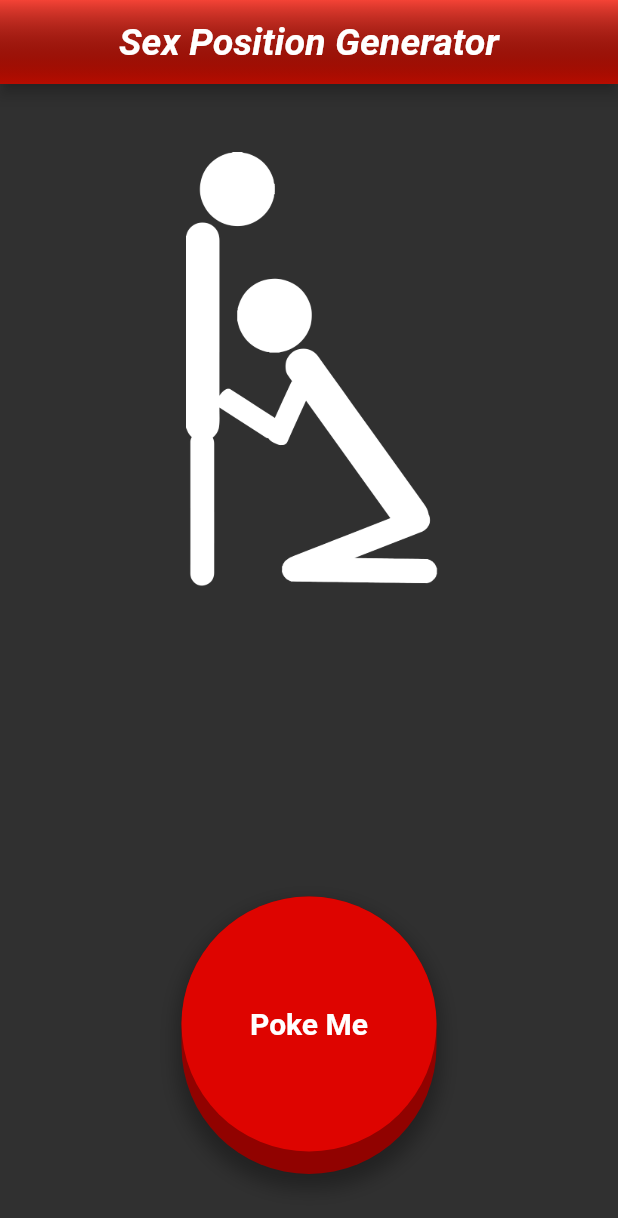
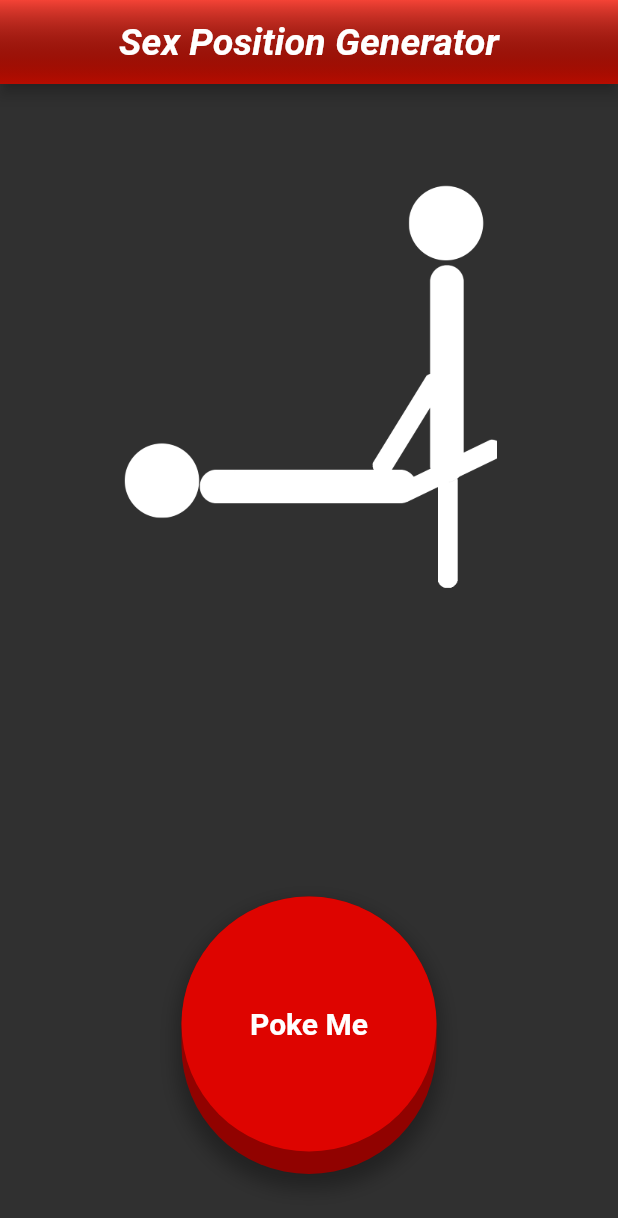
Before and after one commit to XXLZopes/buttin, a Flutter app: the screen it shows after launch, on a phone screen of 412 x 824 dp. Shown: the top 1218 px of the screen. Run offline on Flutter 3.47's test engine with Material 2 defaults, Android fonts, the phone set to English and light mode, and no system bars; our stand-ins replace google_mobile_ads; network calls fail; Roboto replaces fonts that are missing (Georgia).

Commit message:
adding more pics

```diff
--- a/lib/main.dart
+++ b/lib/main.dart
@@ -66,12 +66,13 @@ class _MyAppState extends State<MyApp> {
   final sexPostions = [
     'Doggy',
     'Cowgirl',
-    'Blowy'
+    'Blowy',
+    'missionary',
   ];
 
   var buttonTextArrayIndex = 0;
   var _buttonText = 'Poke Me';
-  String _sexImage = 'assets/zero2.webp';
+  String _sexImage = 'assets/missionary.webp';
   void changeButtonText() {
     setState(() {
       buttonTextArrayIndex < buttonTextArray.length - 1
```
Also changed, not shown: assets/Standing69.webp (added), assets/missionary.webp (added), assets/sadddle.webp (added), assets/threeLeggedpuppy.webp (added).
